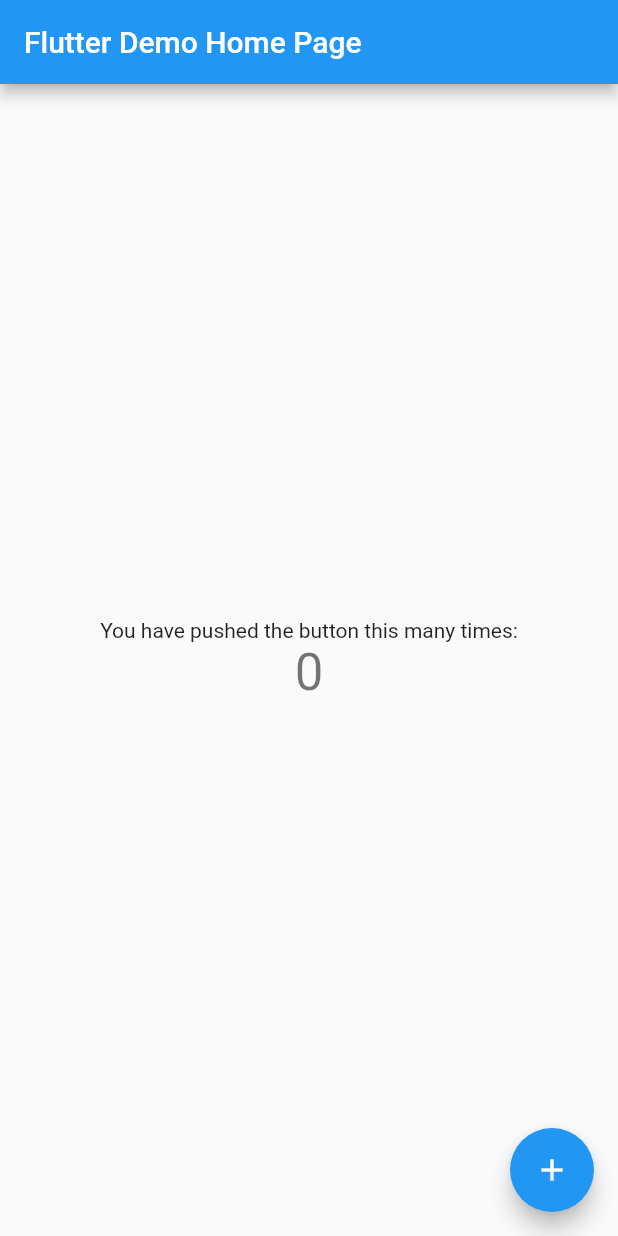
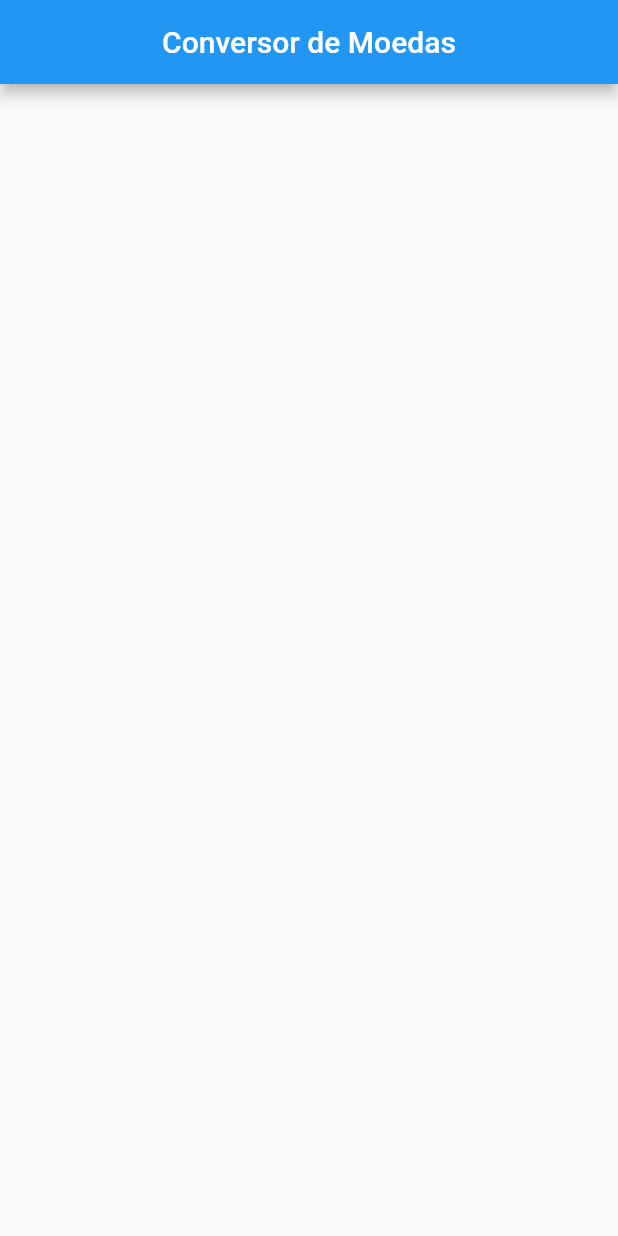
Before and after one commit to rafabm90/-currency_converter, a Flutter app: the screen it shows after launch, on a phone screen of 412 x 824 dp. Run offline on Flutter 3.47's test engine with Material 2 defaults, Android fonts, the phone set to English and light mode, and no system bars.

Commit message:
Structing project

```diff
--- /dev/null
+++ b/lib/homePage.dart
@@ -0,0 +1,20 @@
+import 'package:flutter/material.dart';
+
+class HomePage extends StatefulWidget {
+  const HomePage({ Key key }) : super(key: key);
+
+  @override
+  _HomePageState createState() => _HomePageState();
+}
+
+class _HomePageState extends State<HomePage> {
+  @override
+  Widget build(BuildContext context) {
+    return Scaffold(
+      appBar: AppBar(
+        centerTitle: true,
+        title: Text("Conversor de Moedas"),
+      ),
+    );
+  }
+}
--- a/lib/main.dart
+++ b/lib/main.dart
@@ -1,113 +1,32 @@
+import 'dart:convert';
+
+import 'package:currency_converter/homePage.dart';
 import 'package:flutter/material.dart';
+import 'package:http/http.dart' as http;
 
-void main() {
+const request = "https://api.hgbrasil.com/finance?format=json&key=5479216c";
+
+Future<void> main() async {
+
   runApp(MyApp());
 }
 
 class MyApp extends StatelessWidget {
-  // This widget is the root of your application.
   @override
   Widget build(BuildContext context) {
     return MaterialApp(
-      title: 'Flutter Demo',
+      title: 'Currency Converter',
       theme: ThemeData(
-        // This is the theme of your application.
-        //
-        // Try running your application with "flutter run". You'll see the
-        // application has a blue toolbar. Then, without quitting the app, try
-        // changing the primarySwatch below to Colors.green and then invoke
-        // "hot reload" (press "r" in the console where you ran "flutter run",
-        // or simply save your changes to "hot reload" in a Flutter IDE).
-        // Notice that the counter didn't reset back to zero; the application
-        // is not restarted.
         primarySwatch: Colors.blue,
       ),
-      home: MyHomePage(title: 'Flutter Demo Home Page'),
+      home: HomePage(),
     );
   }
 }
 
-class MyHomePage extends StatefulWidget {
-  MyHomePage({Key? key, required this.title}) : super(key: key);
 
-  // This widget is the home page of your application. It is stateful, meaning
-  // that it has a State object (defined below) that contains fields that affect
-  // how it looks.
+Future<Map> getData() async {
+  http.Response response = await http.get(request);
+  return json.decode(response.body);
 
-  // This class is the configuration for the state. It holds the values (in this
-  // case the title) provided by the parent (in this case the App widget) and
-  // used by the build method of the State. Fields in a Widget subclass are
-  // always marked "final".
-
-  final String title;
-
-  @override
-  _MyHomePageState createState() => _MyHomePageState();
 }
-
-class _MyHomePageState extends State<MyHomePage> {
-  int _counter = 0;
-
-  void _incrementCounter() {
-    setState(() {
-      // This call to setState tells the Flutter framework that something has
-      // changed in this State, which causes it to rerun the build method below
-      // so that the display can reflect the updated values. If we changed
-      // _counter without calling setState(), then the build method would not be
-      // called again, and so nothing would appear to happen.
-      _counter++;
-    });
-  }
-
-  @override
-  Widget build(BuildContext context) {
-    // This method is rerun every time setState is called, for instance as done
-    // by the _incrementCounter method above.
-    //
-    // The Flutter framework has been optimized to make rerunning build methods
-    // fast, so that you can just rebuild anything that needs updating rather
-    // than having to individually change instances of widgets.
-    return Scaffold(
-      appBar: AppBar(
-        // Here we take the value from the MyHomePage object that was created by
-        // the App.build method, and use it to set our appbar title.
-        title: Text(widget.title),
-      ),
-      body: Center(
-        // Center is a layout widget. It takes a single child and positions it
-        // in the middle of the parent.
-        child: Column(
-          // Column is also a layout widget. It takes a list of children and
-          // arranges them vertically. By default, it sizes itself to fit its
-          // children horizontally, and tries to be as tall as its parent.
-          //
-          // Invoke "debug painting" (press "p" in the console, choose the
-          // "Toggle Debug Paint" action from the Flutter Inspector in Android
-          // Studio, or the "Toggle Debug Paint" command in Visual Studio Code)
-          // to see the wireframe for each widget.
-          //
-          // Column has various properties to control how it sizes itself and
-          // how it positions its children. Here we use mainAxisAlignment to
-          // center the children vertically; the main axis here is the vertical
-          // axis because Columns are vertical (the cross axis would be
-          // horizontal).
-          mainAxisAlignment: MainAxisAlignment.center,
-          children: <Widget>[
-            Text(
-              'You have pushed the button this many times:',
-            ),
-            Text(
-              '$_counter',
-              style: Theme.of(context).textTheme.headline4,
-            ),
-          ],
-        ),
-      ),
-      floatingActionButton: FloatingActionButton(
-        onPressed: _incrementCounter,
-        tooltip: 'Increment',
-        child: Icon(Icons.add),
-      ), // This trailing comma makes auto-formatting nicer for build methods.
-    );
-  }
-}
--- a/pubspec.yaml
+++ b/pubspec.yaml
@@ -18,9 +18,10 @@ publish_to: 'none' # Remove this line if you wish to publish to pub.dev
 version: 1.0.0+1
 
 environment:
-  sdk: ">=2.12.0 <3.0.0"
+  sdk: ">=2.7.0 <3.0.0"
 
 dependencies:
+  http: ^0.12.0+2
   flutter:
     sdk: flutter
 
```
Also changed, not shown: pubspec.lock.
